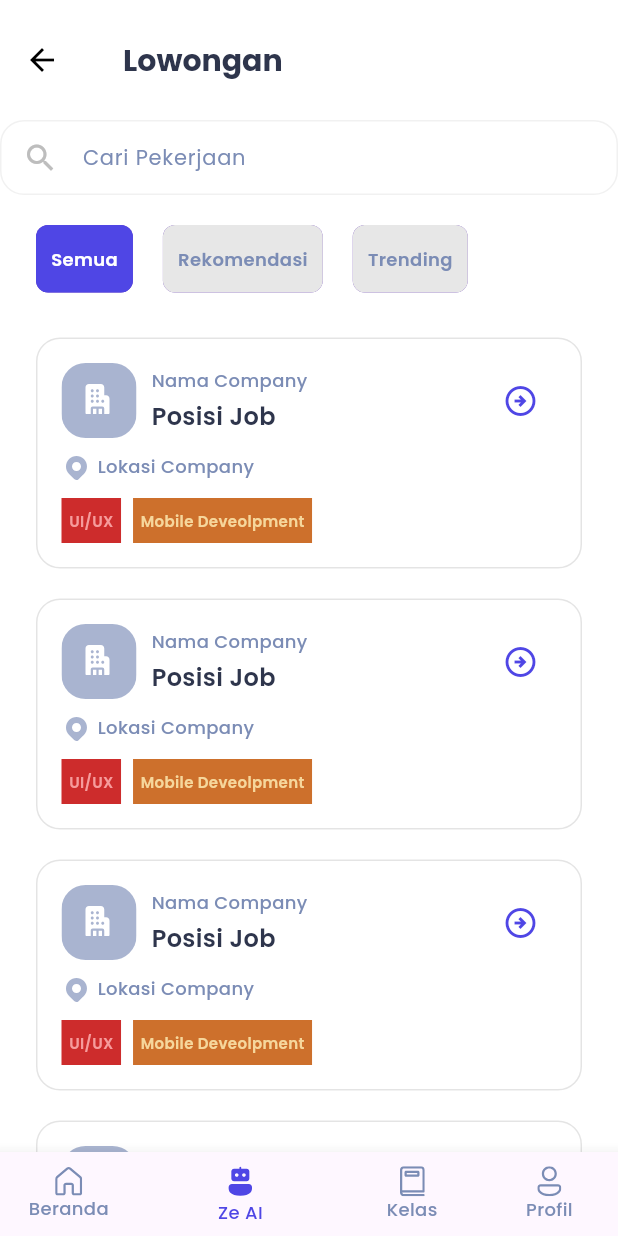
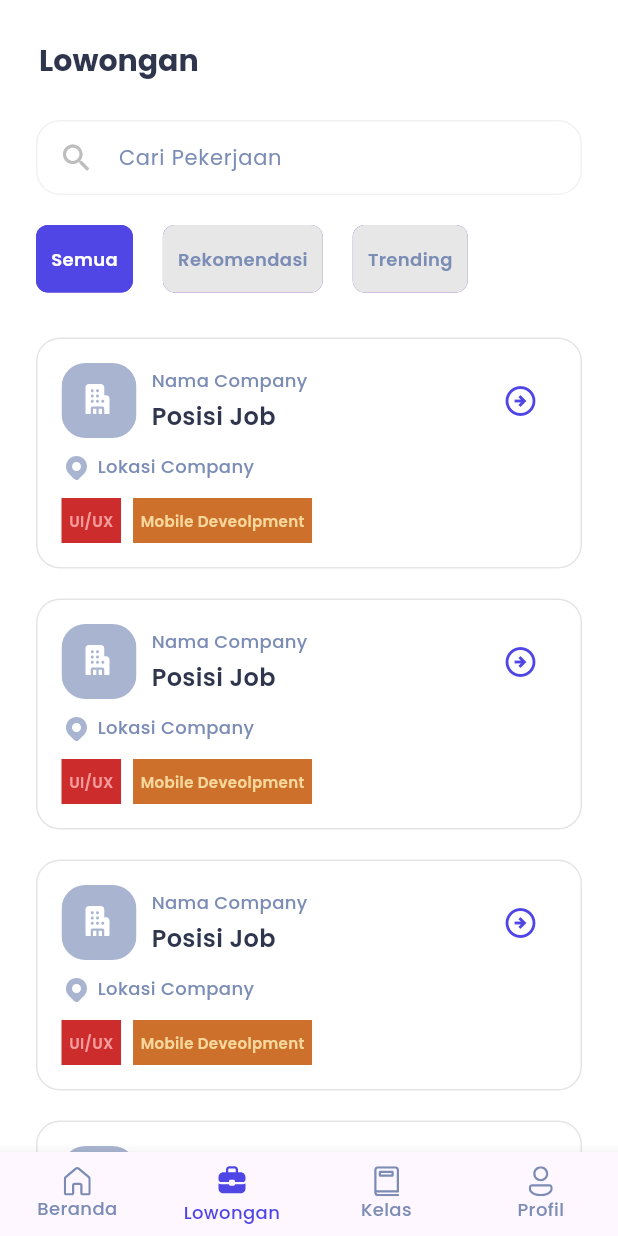
Before and after one commit to DeepSyyy/rpl-fe-flutter-ca, a Flutter app: the NavigationBarComponent screen opened directly, item 2 of the bottom bar chosen, on a phone screen of 412 x 824 dp. Run offline on Flutter 3.47's test engine with Material 3 defaults, Android fonts, the phone set to English and light mode, and no system bars; our stand-ins replace carousel_slider, fluentui_icons, flutter_svg, google_fonts, youtube_player_flutter; network calls fail.

Commit message:
update rapihin

```diff
--- a/lib/core/config/app_asset.dart
+++ b/lib/core/config/app_asset.dart
@@ -20,8 +20,9 @@ class AppAsset {
   static const iconLevelBar = 'assets/svg/level_bar.svg';
   static const iconPersonFilled = 'assets/svg/person-icon-filled.svg';
   static const iconPerson = 'assets/svg/person-icon.svg';
-  static const iconLoker = 'assets/svg/Briefcase.svg';
   static const iconCompany = 'assets/svg/icon_gedung.svg';
   static const iconLocation = 'assets/svg/Location.svg';
   static const iconPromo = 'assets/svg/icon_promo.svg';
+  static const iconLoker = 'assets/svg/Briefcase.svg';
+  static const iconLokerFilled = 'assets/svg/Briefcase_filled.svg';
 }
--- a/lib/feature/home/presentation/widget/navbar_component.dart
+++ b/lib/feature/home/presentation/widget/navbar_component.dart
@@ -1,4 +1,5 @@
 import 'package:flutter/material.dart';
+import 'package:flutter_fe_rpl/core/config/app_asset.dart';
 import 'package:flutter_fe_rpl/feature/home/presentation/widget/home_page_component.dart';
 import 'package:flutter_fe_rpl/feature/kelas_saya/presentation/page/my_class_page.dart';
 import 'package:flutter_fe_rpl/feature/lowongan/presentation/page/lowongan_page.dart';
@@ -30,6 +31,7 @@ class _NavigationBarComponentState extends State<NavigationBarComponent> {
         const Text('Profil'),
       ].elementAt(_selectedIndex),
       bottomNavigationBar: BottomNavigationBar(
+        type: BottomNavigationBarType.fixed,
         items: [
           BottomNavigationBarItem(
               icon: SvgPicture.asset(
@@ -41,10 +43,10 @@ class _NavigationBarComponentState extends State<NavigationBarComponent> {
               tooltip: "Beranda",
               label: 'Beranda'),
           BottomNavigationBarItem(
-              icon: SvgPicture.asset("assets/svg/bot-icon.svg"),
-              activeIcon: SvgPicture.asset("assets/svg/bot-icon-filled.svg"),
-              tooltip: "Ze AI",
-              label: 'Ze AI'),
+              icon: SvgPicture.asset(AppAsset.iconLoker),
+              activeIcon: SvgPicture.asset(AppAsset.iconLokerFilled),
+              tooltip: "Lowongan",
+              label: 'Lowongan'),
           BottomNavigationBarItem(
               icon: SvgPicture.asset("assets/svg/book-icon.svg"),
               activeIcon: SvgPicture.asset("assets/svg/book-icon-filled.svg"),
--- a/lib/feature/kelas_saya/presentation/widget/my_class_component.dart
+++ b/lib/feature/kelas_saya/presentation/widget/my_class_component.dart
@@ -22,7 +22,7 @@ class _MyClassComponentState extends State<MyClassComponent> {
             toolbarHeight: 80,
             elevation: 0,
             backgroundColor: Colors.white,
-            foregroundColor: Colors.black,
+            automaticallyImplyLeading: false,
             title: Text(
               "Kelas Saya",
               style: GoogleFonts.poppins(
--- a/lib/feature/lowongan/presentation/widget/lowongan_component.dart
+++ b/lib/feature/lowongan/presentation/widget/lowongan_component.dart
@@ -12,10 +12,10 @@ class LowonganComponent extends StatelessWidget {
   Widget build(BuildContext context) {
     return Scaffold(
       appBar: AppBar(
+        backgroundColor: Colors.white,
         toolbarHeight: 80,
         elevation: 0,
-        backgroundColor: Colors.transparent,
-        foregroundColor: Colors.black,
+        automaticallyImplyLeading: false,
         title: Padding(
           padding: const EdgeInsets.symmetric(horizontal: 10),
           child: Text(
--- a/lib/feature/lowongan/presentation/widget/search_component.dart
+++ b/lib/feature/lowongan/presentation/widget/search_component.dart
@@ -6,7 +6,9 @@ class SearchComponent extends StatelessWidget {
 
   @override
   Widget build(BuildContext context) {
-    return Container(
+    return Padding(
+      padding: const EdgeInsets.symmetric(horizontal: 24),
+      child: Container(
           decoration: BoxDecoration(
             borderRadius: BorderRadius.circular(16),
             color: Colors.white,
@@ -40,6 +42,7 @@ class SearchComponent extends StatelessWidget {
                 minHeight: 14,
               ),
             ),
-        ));
+          )),
+    );
   }
 }
--- a/lib/main.dart
+++ b/lib/main.dart
@@ -22,6 +22,7 @@ class MyApp extends StatelessWidget {
   @override
   Widget build(BuildContext context) {
     return MaterialApp(
+      debugShowCheckedModeBanner: false,
       title: 'Flutter Demo',
       theme: ThemeData(
         colorScheme: ColorScheme.fromSeed(seedColor: Colors.deepPurple),
```
Lines whose indentation alone changed are shown as unchanged.
